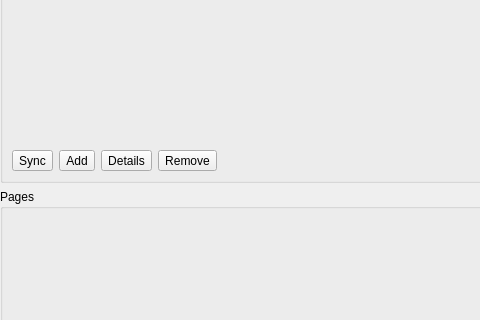
First picture: the form in ui/settings/Apps.ui, repository OpenFairWind/FairWindSK, before the edit; both pictures show x 0 to 480 and y 194 to 514 of the 1200 by 760 pixel window.
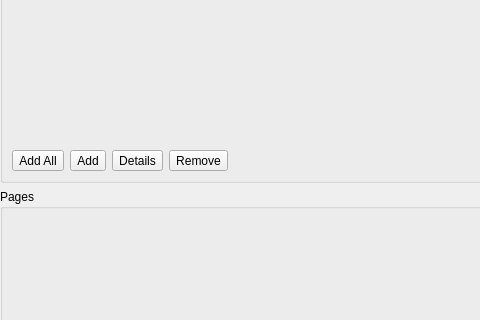
Second picture: the form after the edit.

Commit message: Automate apps sync and page overflow layout

Diff of the .ui file:
```diff
--- a/ui/settings/Apps.ui
+++ b/ui/settings/Apps.ui
@@ -47,7 +47,7 @@
            <item>
              <widget class="QToolButton" name="toolButton_SyncApps">
               <property name="text">
-               <string>Sync</string>
+               <string>Add All</string>
               </property>
              </widget>
             </item>
```
Left out of the diff: 2 changed lines with no effect on the pictures. The commit also changes 3 other files.
